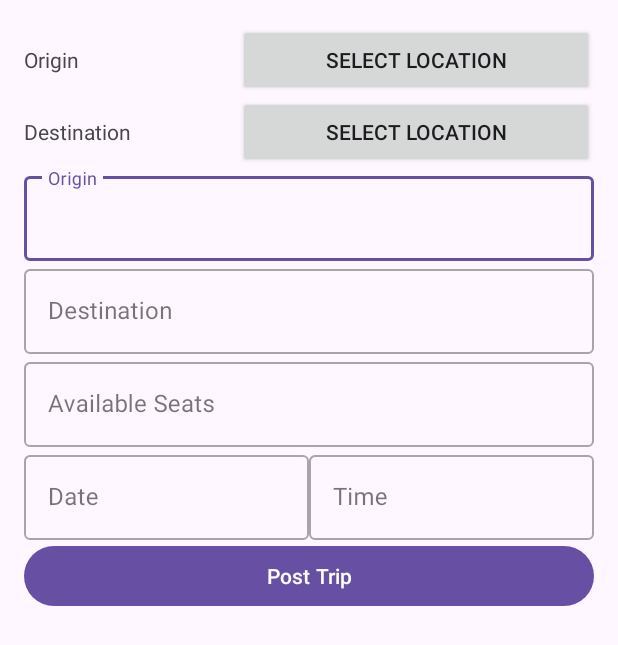
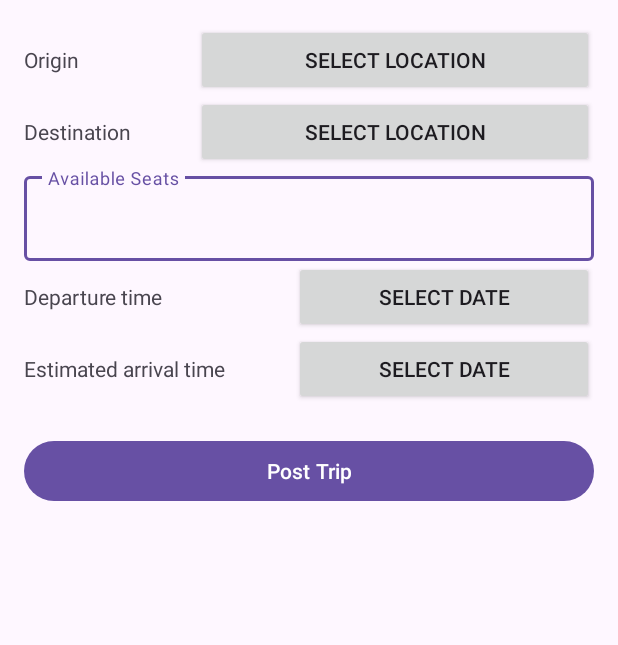
Before and after one commit to CS446-ECE452-JourneyTogether/CS446-ECE452-project, an Android app: the PostTripActivity screen opened directly, with no data from a screen before it, on a phone screen of 412 x 824 dp. Shown: the top 645 px of the screen. Run offline under Robolectric (Android 15) with nearby library versions, the phone set to English and light mode, and no system bars; our stand-ins replace Firebase (no records; nobody signed in at launch, a user with empty details on screens opened directly).

```diff
--- a/app/src/main/java/ca/uwaterloo/cs446/journeytogether/PostTripActivity.java
+++ b/app/src/main/java/ca/uwaterloo/cs446/journeytogether/PostTripActivity.java
@@ -16,24 +16,29 @@ import com.google.firebase.firestore.CollectionReference;
 import com.google.firebase.firestore.FirebaseFirestore;
 
 import java.time.LocalDate;
+import java.time.LocalDateTime;
 import java.time.LocalTime;
 import java.time.format.DateTimeFormatter;
 import java.time.format.DateTimeParseException;
 import java.util.Locale;
 import java.util.concurrent.CompletableFuture;
 
+import ca.uwaterloo.cs446.journeytogether.common.CurrentUser;
 import ca.uwaterloo.cs446.journeytogether.common.InAppNotice;
+import ca.uwaterloo.cs446.journeytogether.component.DateTimePickerButton;
+import ca.uwaterloo.cs446.journeytogether.component.DateTimePickerPopup;
 import ca.uwaterloo.cs446.journeytogether.component.LocationPickerButton;
 import ca.uwaterloo.cs446.journeytogether.schema.Trip;
 import ca.uwaterloo.cs446.journeytogether.schema.User;
 
 public class PostTripActivity extends AppCompatActivity {
 
-    private TextInputEditText etOrigin, etDestination, etAvailableSeats, etDate, etTime;
+    private TextInputEditText etAvailableSeats;
+    private DateTimePickerButton departureDateTimePicker, arrivalDateTimePicker;
     private LocationPickerButton originLocationSelector, destinationLocationSelector;
     private InAppNotice inAppNotice;
     private FirebaseFirestore db;
-    private FirebaseAuth mAuth;
+
 
     @Override
     protected void onCreate(Bundle savedInstanceState) {
@@ -41,19 +46,17 @@ public class PostTripActivity extends AppCompatActivity {
         setContentView(R.layout.activity_post_trip);
 
         db = FirebaseFirestore.getInstance();
-        mAuth = FirebaseAuth.getInstance();
 
         originLocationSelector = findViewById(R.id.originLocationSelector);
         destinationLocationSelector = findViewById(R.id.destinationLocationSelector);
 
+        departureDateTimePicker = findViewById(R.id.departureDateTimePicker);
+        arrivalDateTimePicker = findViewById(R.id.arrivalDateTimePicker);
+
         originLocationSelector.setActivity(this, 1);
         destinationLocationSelector.setActivity(this, 2);
 
-        etOrigin = findViewById(R.id.ptEtOrigin);
-        etDestination = findViewById(R.id.ptEtDestination);
         etAvailableSeats = findViewById(R.id.ptEtSeats);
-        etDate = findViewById(R.id.ptEtDate);
-        etTime = findViewById(R.id.ptEtTime);
 
         Button postButton = findViewById(R.id.ptBtnPost);
         postButton.setOnClickListener(view -> handleFormInputs());
@@ -71,69 +74,26 @@ public class PostTripActivity extends AppCompatActivity {
         LatLng origin = originLocationSelector.getSelectedLocation();
         LatLng destination = destinationLocationSelector.getSelectedLocation();
 
-        if (origin == null || destination == null) {
-            Toast.makeText(PostTripActivity.this, "Please fill in all fields", Toast.LENGTH_LONG).show();
-            return;
-        }
-
         String availableSeatsStr = etAvailableSeats.getText().toString().trim();
-        String dateText = etDate.getText().toString().trim();
-        String timeText = etTime.getText().toString().trim();
-
+        LocalDateTime departureTime = departureDateTimePicker.getDateTime();
+        LocalDateTime arrivalTime = arrivalDateTimePicker.getDateTime();
         DateTimeFormatter dateFormatter = DateTimeFormatter.ofPattern("yyyy-MM-dd", Locale.US);
         DateTimeFormatter timeFormatter = DateTimeFormatter.ofPattern("HH:mm", Locale.US);
         String dateStr = null;
         String timeStr = null;
 
         if (
-                availableSeatsStr.isEmpty() || dateText.isEmpty() || timeText.isEmpty() ||
-                dateText.isEmpty() || timeText.isEmpty()
+                origin == null || destination == null || availableSeatsStr.isEmpty() ||
+                departureTime == null || arrivalTime == null
         ) {
             Toast.makeText(PostTripActivity.this, "Please fill in all fields", Toast.LENGTH_LONG).show();
             return;
         }
 
-        try {
-            LocalDate date = LocalDate.parse(dateText, dateFormatter);
-            dateStr = date.format(dateFormatter);
-        } catch (DateTimeParseException e) {
-            Toast.makeText(PostTripActivity.this, "Error parsing date or time", Toast.LENGTH_LONG).show();
-            e.printStackTrace();
-        }
-
-        try {
-            LocalTime time = LocalTime.parse(timeText, timeFormatter);
-            timeStr = time.format(timeFormatter);
-        } catch (DateTimeParseException e) {
-            Toast.makeText(PostTripActivity.this, "Time is formatted incorrectly", Toast.LENGTH_LONG).show();
-            e.printStackTrace();
-        }
-
         int availableSeats = Integer.parseInt(availableSeatsStr);
 
-        FirebaseUser currentUser = mAuth.getCurrentUser();
-
-        if (dateStr == null || timeStr == null) {
-            return;
-        }
-
-        CompletableFuture<User> futureUser = new CompletableFuture<>();
-        User.firestore.makeQuery(
-                v -> v.whereEqualTo("email", currentUser.getEmail()),
-                arr -> {
-                    if (arr.isEmpty()) {
-                        futureUser.completeExceptionally(new Exception("Query failed"));
-                        return;
-                    }
-                    futureUser.complete(arr.get(0));
-                },
-                () -> {
-                    futureUser.completeExceptionally(new Exception("Query failed"));
-                }
-        );
-
-        futureUser.thenApply((user) -> {
-            Trip trip = new Trip(user, origin, destination, availableSeats, "test", "test");
+        CurrentUser.getCurrentUser().thenApply((user) -> {
+            Trip trip = new Trip(user, origin, destination, availableSeats, departureTime, arrivalTime);
 
 //              Add the trip to Firestore collection
             Trip.firestore.create(
--- /dev/null
+++ b/app/src/main/java/ca/uwaterloo/cs446/journeytogether/component/DateTimePickerButton.java
@@ -0,0 +1,48 @@
+package ca.uwaterloo.cs446.journeytogether.component;
+
+import android.content.Context;
+import android.util.AttributeSet;
+import android.view.View;
+
+import androidx.appcompat.widget.AppCompatButton;
+
+import java.time.LocalDateTime;
+
+public class DateTimePickerButton extends AppCompatButton {
+
+    DateTimePickerPopup dateTimePickerPopup;
+
+    public DateTimePickerButton(Context context) {
+        super(context);
+        initialize();
+    }
+
+    public DateTimePickerButton(Context context, AttributeSet attrs) {
+        super(context, attrs);
+        initialize();
+    }
+
+    public DateTimePickerButton(Context context, AttributeSet attrs, int defStyleAttr) {
+        super(context, attrs, defStyleAttr);
+        initialize();
+    }
+
+    public LocalDateTime getDateTime() {
+        return this.dateTimePickerPopup.getLocalDateTime();
+    }
+
+    private void onPopupClosed() {
+        this.setText(getDateTime().toString());
+    }
+
+    private void initialize() {
+        dateTimePickerPopup = new DateTimePickerPopup(this.getContext());
+
+        setOnClickListener(new OnClickListener() {
+            @Override
+            public void onClick(View v) {
+                dateTimePickerPopup.show(v, (localDateTime -> { onPopupClosed(); }));
+            }
+        });
+    }
+}
--- /dev/null
+++ b/app/src/main/java/ca/uwaterloo/cs446/journeytogether/component/DateTimePickerPopup.java
@@ -0,0 +1,90 @@
+package ca.uwaterloo.cs446.journeytogether.component;
+
+import android.content.Context;
+import android.view.Gravity;
+import android.view.LayoutInflater;
+import android.view.View;
+import android.view.ViewGroup;
+import android.widget.Button;
+import android.widget.DatePicker;
+import android.widget.PopupWindow;
+import android.widget.TimePicker;
+
+import com.google.firebase.Timestamp;
+import com.google.type.DateTime;
+
+import java.time.LocalDate;
+import java.time.LocalDateTime;
+
+import ca.uwaterloo.cs446.journeytogether.R;
+
+public class DateTimePickerPopup {
+
+    private Context context;
+    private PopupWindow popupWindow;
+    private DatePicker datePicker;
+    private TimePicker timePicker;
+    private Button btnConfirm;
+    private Button btnCancel;
+    private LocalDateTime localDateTime;
+    private ClosedCallBack lastClosedCallback;
+
+    public DateTimePickerPopup(Context context) {
+        this.context = context;
+        initPopup();
+    }
+
+    private void initPopup() {
+        View popupView = LayoutInflater.from(context).inflate(R.layout.popup_datetime_picker, null);
+        datePicker = popupView.findViewById(R.id.datePicker);
+        timePicker = popupView.findViewById(R.id.timePicker);
+        btnConfirm = popupView.findViewById(R.id.btnConfirm);
+        btnCancel = popupView.findViewById(R.id.btnCancel);
+
+        popupWindow = new PopupWindow(popupView, ViewGroup.LayoutParams.WRAP_CONTENT, ViewGroup.LayoutParams.WRAP_CONTENT);
+        popupWindow.setOutsideTouchable(true);
+        popupWindow.setFocusable(true);
+
+        btnConfirm.setOnClickListener(new View.OnClickListener() {
+            @Override
+            public void onClick(View v) {
+
+                int day = datePicker.getDayOfMonth();
+                int month = datePicker.getMonth();
+                int year = datePicker.getYear();
+                int hour = timePicker.getHour();
+                int minute = timePicker.getMinute();
+
+                DateTimePickerPopup.this.localDateTime = LocalDateTime.of(year, month, day, hour, minute);
+                dismiss();
+            }
+        });
+
+        btnCancel.setOnClickListener(new View.OnClickListener() {
+            @Override
+            public void onClick(View v) {
+                dismiss();
+            }
+        });
+    }
+
+    public LocalDateTime getLocalDateTime() {
+        return this.localDateTime;
+    }
+
+    interface ClosedCallBack {
+        void onClosed(LocalDateTime localDateTime);
+    }
+
+    public void show(View anchorView, ClosedCallBack closedCallBack) {
+        this.lastClosedCallback = closedCallBack;
+        popupWindow.showAtLocation(anchorView, Gravity.CENTER, 0, 0);
+    }
+
+    public void dismiss() {
+        popupWindow.dismiss();
+        if (this.lastClosedCallback != null) {
+            this.lastClosedCallback.onClosed(this.localDateTime);
+        }
+    }
+}
--- a/app/src/main/res/layout/activity_post_trip.xml
+++ b/app/src/main/res/layout/activity_post_trip.xml
@@ -20,7 +20,7 @@
 
         <ca.uwaterloo.cs446.journeytogether.component.LocationPickerButton
             android:id="@+id/originLocationSelector"
-            android:layout_width="wrap_content"
+            android:layout_width="200dp"
             android:layout_height="wrap_content"
             android:layout_weight="1"
             android:text="Select location" />
@@ -40,43 +40,11 @@
 
         <ca.uwaterloo.cs446.journeytogether.component.LocationPickerButton
             android:id="@+id/destinationLocationSelector"
-            android:layout_width="wrap_content"
+            android:layout_width="200dp"
             android:layout_height="wrap_content"
             android:layout_weight="1"
             android:text="Select location" />
     </LinearLayout>
-
-    <com.google.android.material.textfield.TextInputLayout
-        android:id="@+id/ptLayOrigin"
-        style="@style/Widget.MaterialComponents.TextInputLayout.OutlinedBox"
-        android:layout_width="match_parent"
-        android:layout_height="wrap_content"
-        android:hint="Origin">
-
-        <com.google.android.material.textfield.TextInputEditText
-            android:id="@+id/ptEtOrigin"
-            android:layout_width="match_parent"
-            android:layout_height="wrap_content"
-            android:inputType="text"
-            android:maxLines="1" />
-
-    </com.google.android.material.textfield.TextInputLayout>
-
-    <com.google.android.material.textfield.TextInputLayout
-        android:id="@+id/ptLayDestination"
-        style="@style/Widget.MaterialComponents.TextInputLayout.OutlinedBox"
-        android:layout_width="match_parent"
-        android:layout_height="wrap_content"
-        android:hint="Destination">
-
-        <com.google.android.material.textfield.TextInputEditText
-            android:id="@+id/ptEtDestination"
-            android:layout_width="match_parent"
-            android:layout_height="wrap_content"
-            android:inputType="text"
-            android:maxLines="1" />
-
-    </com.google.android.material.textfield.TextInputLayout>
 
     <com.google.android.material.textfield.TextInputLayout
         android:id="@+id/ptLaySeats"
@@ -96,44 +64,45 @@
 
     <LinearLayout
         android:layout_width="match_parent"
-        android:layout_height="wrap_content"
+        android:layout_height="match_parent"
         android:orientation="horizontal">
 
-        <com.google.android.material.textfield.TextInputLayout
-            android:id="@+id/ptLayDate"
-            style="@style/Widget.MaterialComponents.TextInputLayout.OutlinedBox"
-            android:layout_width="0dp"
+        <TextView
+            android:id="@+id/textView6"
+            android:layout_width="wrap_content"
             android:layout_height="wrap_content"
             android:layout_weight="1"
-            android:hint="Date">
+            android:text="Departure time" />
 
-            <com.google.android.material.textfield.TextInputEditText
-                android:id="@+id/ptEtDate"
-                android:layout_width="match_parent"
-                android:layout_height="wrap_content"
-                android:inputType="date"
-                android:maxLines="1" />
+        <ca.uwaterloo.cs446.journeytogether.component.DateTimePickerButton
+            android:id="@+id/departureDateTimePicker"
+            android:layout_width="200dp"
+            android:layout_height="wrap_content"
+            android:text="Select date" />
+    </LinearLayout>
 
-        </com.google.android.material.textfield.TextInputLayout>
+    <LinearLayout
+        android:layout_width="match_parent"
+        android:layout_height="match_parent"
+        android:orientation="horizontal">
 
-        <com.google.android.material.textfield.TextInputLayout
-            android:id="@+id/ptLayTime"
-            style="@style/Widget.MaterialComponents.TextInputLayout.OutlinedBox"
-            android:layout_width="0dp"
+        <TextView
+            android:id="@+id/textView7"
+            android:layout_width="wrap_content"
             android:layout_height="wrap_content"
             android:layout_weight="1"
-            android:hint="Time">
+            android:text="Estimated arrival time" />
 
-            <com.google.android.material.textfield.TextInputEditText
-                android:id="@+id/ptEtTime"
-                android:layout_width="match_parent"
-                android:layout_height="wrap_content"
-                android:inputType="time"
-                android:maxLines="1" />
+        <ca.uwaterloo.cs446.journeytogether.component.DateTimePickerButton
+            android:id="@+id/arrivalDateTimePicker"
+            android:layout_width="200dp"
+            android:layout_height="wrap_content"
+            android:text="Select date" />
+    </LinearLayout>
 
-        </com.google.android.material.textfield.TextInputLayout>
-
-    </LinearLayout>
+    <Space
+        android:layout_width="match_parent"
+        android:layout_height="20dp" />
 
     <Button
         android:id="@+id/ptBtnPost"
```
Also changed, not shown: app/src/main/java/ca/uwaterloo/cs446/journeytogether/common/CurrentUser.java (added, +35 -0 lines), app/src/main/java/ca/uwaterloo/cs446/journeytogether/common/DateTimeConverter.java (added, +20 -0 lines), app/src/main/java/ca/uwaterloo/cs446/journeytogether/common/GeoHashing.java (+5 -3 lines), app/src/main/java/ca/uwaterloo/cs446/journeytogether/schema/SerializableLatLng.java (added, +26 -0 lines), app/src/main/java/ca/uwaterloo/cs446/journeytogether/schema/Trip.java (+30 -44 lines), app/src/main/res/layout/popup_datetime_picker.xml (added, +59 -0 lines).
